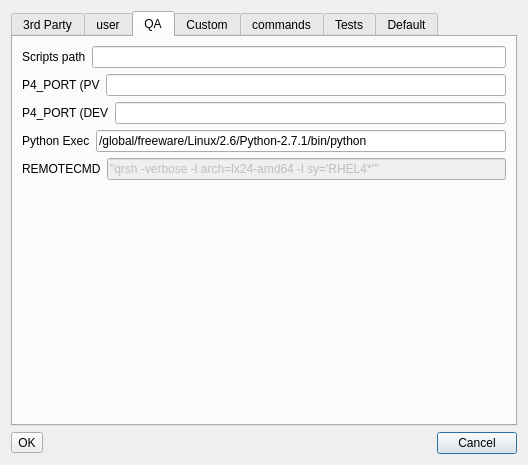
wbyoussef/wRI, file src/wri_desk_settings.ui: the form before one commit.
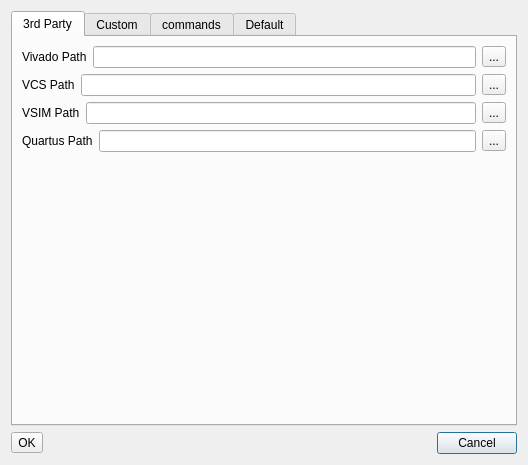
The form after the commit. The open tabs and pages were chosen to show the change.

Diff of the .ui file:
```diff
--- a/src/wri_desk_settings.ui
+++ b/src/wri_desk_settings.ui
@@ -129,178 +129,6 @@
        </item>
       </layout>
      </widget>
-     <widget class="QWidget" name="tab">
-      <attribute name="title">
-       <string>user</string>
-      </attribute>
-      <widget class="QWidget" name="layoutWidget">
-       <property name="geometry">
-        <rect>
-         <x>10</x>
-         <y>40</y>
-         <width>175</width>
-         <height>32</height>
-        </rect>
-       </property>
-       <layout class="QHBoxLayout" name="horizontalLayout_2">
-        <item>
-         <widget class="QLabel" name="label_2">
-          <property name="text">
-           <string>password</string>
-          </property>
-         </widget>
-        </item>
-        <item>
-         <widget class="QLineEdit" name="lineEdit_2">
-          <property name="enabled">
-           <bool>false</bool>
-          </property>
-          <property name="echoMode">
-           <enum>QLineEdit::Password</enum>
-          </property>
-         </widget>
-        </item>
-       </layout>
-      </widget>
-      <widget class="QWidget" name="layoutWidget">
-       <property name="geometry">
-        <rect>
-         <x>10</x>
-         <y>10</y>
-         <width>175</width>
-         <height>32</height>
-        </rect>
-       </property>
-       <layout class="QHBoxLayout" name="horizontalLayout">
-        <item>
-         <widget class="QLabel" name="label">
-          <property name="text">
-           <string>username</string>
-          </property>
-         </widget>
-        </item>
-        <item>
-         <widget class="QLineEdit" name="lineEdit_username">
-          <property name="enabled">
-           <bool>false</bool>
-          </property>
-         </widget>
-        </item>
-       </layout>
-      </widget>
-     </widget>
-     <widget class="QWidget" name="tab_2">
-      <attribute name="title">
-       <string>QA</string>
-      </attribute>
-      <layout class="QGridLayout" name="gridLayout_3">
-       <item row="0" column="0">
-        <layout class="QHBoxLayout" name="horizontalLayout_3">
-         <item>
-          <widget class="QLabel" name="label_3">
-           <property name="text">
-            <string>Scripts path</string>
-           </property>
-          </widget>
-         </item>
-         <item>
-          <widget class="QLineEdit" name="lineEdit_default_path"/>
-         </item>
-        </layout>
-       </item>
-       <item row="1" column="0">
-        <layout class="QHBoxLayout" name="horizontalLayout_4">
-         <item>
-          <widget class="QLabel" name="label_4">
-           <property name="text">
-            <string>P4_PORT (PV</string>
-           </property>
-          </widget>
-         </item>
-         <item>
-          <widget class="QLineEdit" name="lineEdit_p4port_pv">
-           <property name="enabled">
-            <bool>true</bool>
-           </property>
-          </widget>
-         </item>
-        </layout>
-       </item>
-       <item row="2" column="0">
-        <layout class="QHBoxLayout" name="horizontalLayout_5">
-         <item>
-          <widget class="QLabel" name="label_5">
-           <property name="text">
-            <string>P4_PORT (DEV</string>
-           </property>
-          </widget>
-         </item>
-         <item>
-          <widget class="QLineEdit" name="lineEdit_p4port_dev">
-           <property name="enabled">
-            <bool>true</bool>
-           </property>
-          </widget>
-         </item>
-        </layout>
-       </item>
-       <item row="3" column="0">
-        <layout class="QHBoxLayout" name="horizontalLayout_6">
-         <item>
-          <widget class="QLabel" name="label_6">
-           <property name="text">
-            <string>Python Exec</string>
-           </property>
-          </widget>
-         </item>
-         <item>
-          <widget class="QLineEdit" name="lineEdit_PythonExec">
-           <property name="enabled">
-            <bool>true</bool>
-           </property>
-           <property name="text">
-            <string>/global/freeware/Linux/2.6/Python-2.7.1/bin/python</string>
-           </property>
-          </widget>
-         </item>
-        </layout>
-       </item>
-       <item row="4" column="0">
-        <layout class="QHBoxLayout" name="horizontalLayout_7">
-         <item>
-          <widget class="QLabel" name="label_7">
-           <property name="text">
-            <string>REMOTECMD</string>
-           </property>
-          </widget>
-         </item>
-         <item>
-          <widget class="QLineEdit" name="lineEdit_remotecmd">
-           <property name="enabled">
-            <bool>false</bool>
-           </property>
-           <property name="text">
-            <string>&quot;qrsh -verbose -l arch=lx24-amd64 -l sy='RHEL4*'&quot;</string>
-           </property>
-          </widget>
-         </item>
-        </layout>
-       </item>
-       <item row="5" column="0">
-        <spacer name="verticalSpacer">
-         <property name="orientation">
-          <enum>Qt::Vertical</enum>
-         </property>
-         <property name="sizeHint" stdset="0">
-          <size>
-           <width>20</width>
-           <height>71</height>
-          </size>
-         </property>
-        </spacer>
-       </item>
-      </layout>
-     </widget>
      <widget class="QWidget" name="tab_3">
       <attribute name="title">
        <string>Custom</string>
@@ -363,16 +191,6 @@
        </item>
       </layout>
      </widget>
-     <widget class="QWidget" name="tab_Tests">
-      <attribute name="title">
-       <string>Tests</string>
-      </attribute>
-      <layout class="QGridLayout" name="gridLayout_4">
-       <item row="0" column="0">
-        <widget class="QListWidget" name="listWidget_tests_list"/>
-       </item>
-      </layout>
-     </widget>
      <widget class="QWidget" name="tab_5">
       <attribute name="title">
        <string>Default</string>
```
Left out of the diff: 136 changed lines with no effect on the pictures.
